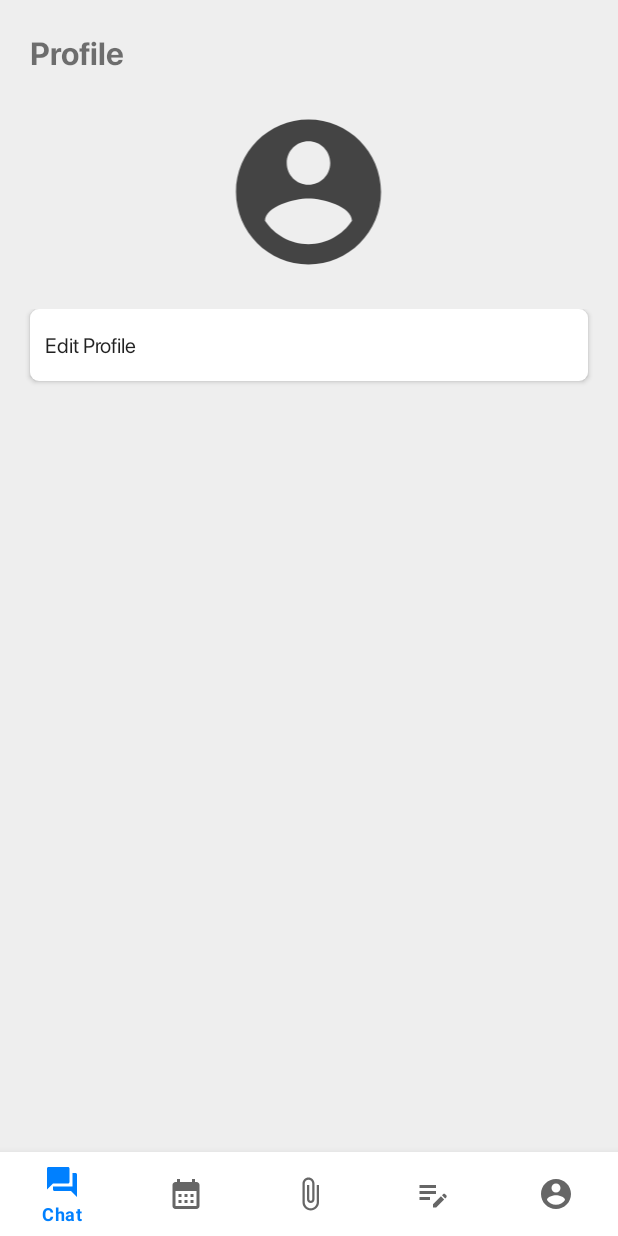
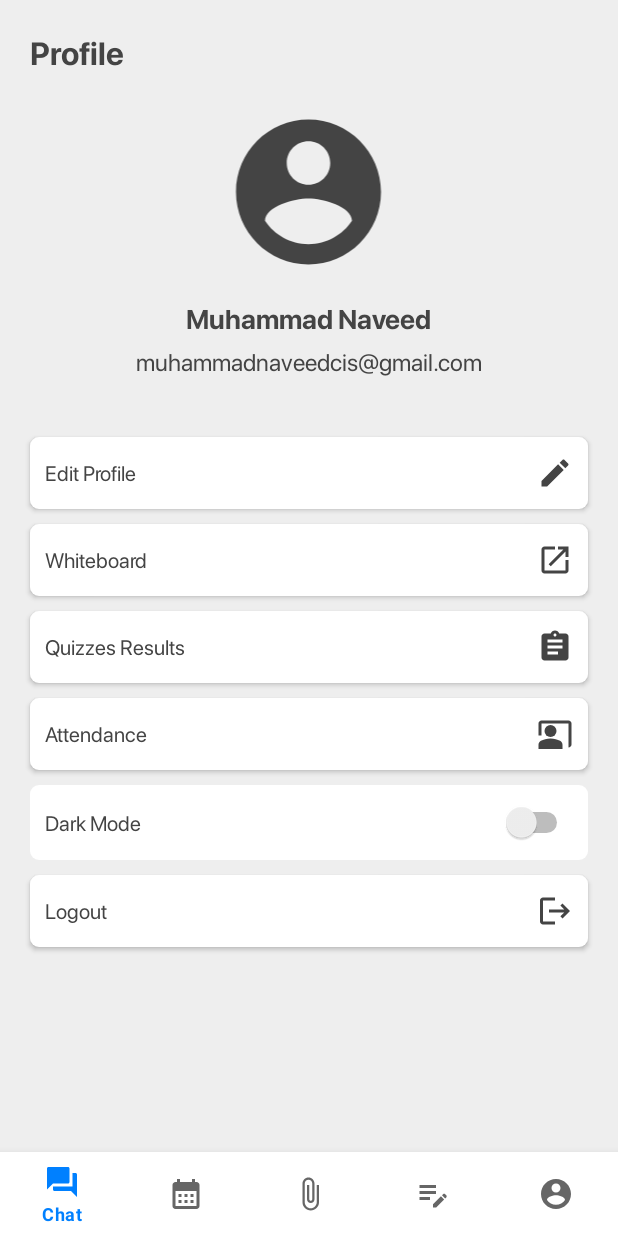
Before and after one commit to uxlabspk/Cloud-Meeting, an Android app: the fragment ProfileFragment placed in its activity, on a phone screen of 412 x 824 dp. Run offline under Robolectric (Android 15) with nearby library versions, the light colour scheme and no system bars.

Commit message:
Adding dark mode support and fragments.

```diff
--- a/app/src/main/java/io/github/uxlabspk/cloudmeeting/Login.java
+++ b/app/src/main/java/io/github/uxlabspk/cloudmeeting/Login.java
@@ -58,7 +58,7 @@ public class Login extends AppCompatActivity {
             EditText userName = (EditText) findViewById( R.id.signin_user_email);
             EditText userPassword = (EditText) findViewById(R.id.signin_user_password);
 
-            if (userName.getText().toString().equals("naveed@uxlabspk.io") && userPassword.getText().toString().equals("test"))
+            if (userName.getText().toString().equals("muhammadnaveedcis@gmail.com") && userPassword.getText().toString().equals("test"))
             {
                 Toast.makeText(this, "Test login granted!", Toast.LENGTH_LONG).show();
                 Intent i = new Intent(Login.this, MainActivity.class);
--- a/app/src/main/java/io/github/uxlabspk/cloudmeeting/MainActivity.java
+++ b/app/src/main/java/io/github/uxlabspk/cloudmeeting/MainActivity.java
@@ -36,6 +36,7 @@ public class MainActivity extends AppCompatActivity {
         fragmentTransaction = getSupportFragmentManager().beginTransaction();
         fragmentTransaction.replace(R.id.fragment_container, new ChatFragment());
         fragmentTransaction.commit();
+
 
         bottomNavigationView.setOnNavigationItemSelectedListener(
                 item -> {
--- /dev/null
+++ b/app/src/main/res/drawable/ic_attendance.xml
@@ -0,0 +1,7 @@
+<vector android:height="24dp" android:tint="#444444"
+    android:viewportHeight="24" android:viewportWidth="24"
+    android:width="24dp" xmlns:android="http://schemas.android.com/apk/res/android">
+    <path android:fillColor="@android:color/white" android:pathData="M21,3H3C1.9,3 1,3.9 1,5v8h2V5h18v16c1.1,0 2,-0.9 2,-2V5C23,3.9 22.1,3 21,3z"/>
+    <path android:fillColor="@android:color/white" android:pathData="M9,10m-4,0a4,4 0,1 1,8 0a4,4 0,1 1,-8 0"/>
+    <path android:fillColor="@android:color/white" android:pathData="M15.39,16.56C13.71,15.7 11.53,15 9,15c-2.53,0 -4.71,0.7 -6.39,1.56C1.61,17.07 1,18.1 1,19.22V22h16v-2.78C17,18.1 16.39,17.07 15.39,16.56z"/>
+</vector>
--- /dev/null
+++ b/app/src/main/res/drawable/ic_board.xml
@@ -0,0 +1,5 @@
+<vector android:autoMirrored="true" android:height="24dp"
+    android:tint="#444444" android:viewportHeight="24"
+    android:viewportWidth="24" android:width="24dp" xmlns:android="http://schemas.android.com/apk/res/android">
+    <path android:fillColor="@android:color/white" android:pathData="M19,19H5V5h7V3H5c-1.11,0 -2,0.9 -2,2v14c0,1.1 0.89,2 2,2h14c1.1,0 2,-0.9 2,-2v-7h-2v7zM14,3v2h3.59l-9.83,9.83 1.41,1.41L19,6.41V10h2V3h-7z"/>
+</vector>
--- /dev/null
+++ b/app/src/main/res/drawable/ic_dark_mode.xml
@@ -0,0 +1,5 @@
+<vector android:height="24dp" android:tint="#444444"
+    android:viewportHeight="24" android:viewportWidth="24"
+    android:width="24dp" xmlns:android="http://schemas.android.com/apk/res/android">
+    <path android:fillColor="@android:color/white" android:pathData="M12,3c-4.97,0 -9,4.03 -9,9s4.03,9 9,9s9,-4.03 9,-9c0,-0.46 -0.04,-0.92 -0.1,-1.36c-0.98,1.37 -2.58,2.26 -4.4,2.26c-2.98,0 -5.4,-2.42 -5.4,-5.4c0,-1.81 0.89,-3.42 2.26,-4.4C12.92,3.04 12.46,3 12,3L12,3z"/>
+</vector>
--- /dev/null
+++ b/app/src/main/res/drawable/ic_edit.xml
@@ -0,0 +1,5 @@
+<vector android:height="24dp" android:tint="#444444"
+    android:viewportHeight="24" android:viewportWidth="24"
+    android:width="24dp" xmlns:android="http://schemas.android.com/apk/res/android">
+    <path android:fillColor="@android:color/white" android:pathData="M3,17.25V21h3.75L17.81,9.94l-3.75,-3.75L3,17.25zM20.71,7.04c0.39,-0.39 0.39,-1.02 0,-1.41l-2.34,-2.34c-0.39,-0.39 -1.02,-0.39 -1.41,0l-1.83,1.83 3.75,3.75 1.83,-1.83z"/>
+</vector>
--- /dev/null
+++ b/app/src/main/res/drawable/ic_logout.xml
@@ -0,0 +1,5 @@
+<vector android:autoMirrored="true" android:height="24dp"
+    android:tint="#444444" android:viewportHeight="24"
+    android:viewportWidth="24" android:width="24dp" xmlns:android="http://schemas.android.com/apk/res/android">
+    <path android:fillColor="@android:color/white" android:pathData="M17,7l-1.41,1.41L18.17,11H8v2h10.17l-2.58,2.58L17,17l5,-5zM4,5h8V3H4c-1.1,0 -2,0.9 -2,2v14c0,1.1 0.9,2 2,2h8v-2H4V5z"/>
+</vector>
--- /dev/null
+++ b/app/src/main/res/drawable/ic_results.xml
@@ -0,0 +1,5 @@
+<vector android:autoMirrored="true" android:height="24dp"
+    android:tint="#444444" android:viewportHeight="24"
+    android:viewportWidth="24" android:width="24dp" xmlns:android="http://schemas.android.com/apk/res/android">
+    <path android:fillColor="@android:color/white" android:pathData="M19,3h-4.18C14.4,1.84 13.3,1 12,1c-1.3,0 -2.4,0.84 -2.82,2L5,3c-1.1,0 -2,0.9 -2,2v14c0,1.1 0.9,2 2,2h14c1.1,0 2,-0.9 2,-2L21,5c0,-1.1 -0.9,-2 -2,-2zM12,3c0.55,0 1,0.45 1,1s-0.45,1 -1,1 -1,-0.45 -1,-1 0.45,-1 1,-1zM14,17L7,17v-2h7v2zM17,13L7,13v-2h10v2zM17,9L7,9L7,7h10v2z"/>
+</vector>
--- a/app/src/main/res/layout/fragment_profile.xml
+++ b/app/src/main/res/layout/fragment_profile.xml
@@ -11,6 +11,7 @@
         android:text="@string/profile"
         android:textSize="21sp"
         android:fontFamily="@font/sfbold"
+        android:textColor="@color/txt_color"
         android:layout_marginTop="20dp"
         android:layout_marginStart="20dp"
         />
@@ -26,22 +27,134 @@
 
     <LinearLayout
         android:layout_width="match_parent"
-        android:layout_height="197dp"
+        android:layout_height="match_parent"
         android:layout_below="@+id/user_profile_pic"
-        android:layout_marginTop="20dp"
+        android:layout_marginTop="14dp"
+        android:paddingBottom="10dp"
         android:orientation="vertical" >
+
+        <TextView
+            android:id="@+id/userName"
+            android:layout_width="wrap_content"
+            android:layout_height="wrap_content"
+            android:text="Muhammad Naveed"
+            android:textColor="@color/txt_color"
+            android:fontFamily="@font/sfbold"
+            android:layout_gravity="center"
+            android:textSize="18sp"
+            />
+
+        <TextView
+            android:id="@+id/userEmail"
+            android:layout_width="wrap_content"
+            android:layout_height="wrap_content"
+            android:text="muhammadnaveedcis@gmail.com"
+            android:textColor="@color/txt_color"
+            android:fontFamily="@font/sfregular"
+            android:layout_gravity="center"
+            android:textSize="16sp"
+            android:layout_marginTop="5dp"
+            />
 
         <android.widget.Button
             android:layout_width="match_parent"
             android:layout_height="wrap_content"
             android:text="Edit Profile"
+            android:textColor="@color/input_txt_color"
             android:textAllCaps="false"
             android:layout_marginStart="20dp"
             android:layout_marginEnd="20dp"
             android:background="@drawable/btn_meetings"
             android:fontFamily="@font/sfregular"
             android:paddingStart="10dp"
+            android:paddingEnd="10dp"
             android:textAlignment="textStart"
+            android:layout_marginTop="40dp"
+            android:drawableEnd="@drawable/ic_edit"
+            />
+
+        <android.widget.Button
+            android:layout_width="match_parent"
+            android:layout_height="wrap_content"
+            android:text="Whiteboard"
+            android:textColor="@color/input_txt_color"
+            android:textAllCaps="false"
+            android:layout_marginStart="20dp"
+            android:layout_marginEnd="20dp"
+            android:background="@drawable/btn_meetings"
+            android:fontFamily="@font/sfregular"
+            android:paddingStart="10dp"
+            android:paddingEnd="10dp"
+            android:textAlignment="textStart"
+            android:layout_marginTop="10dp"
+            android:drawableEnd="@drawable/ic_board"
+            />
+
+        <android.widget.Button
+            android:layout_width="match_parent"
+            android:layout_height="wrap_content"
+            android:text="Quizzes Results"
+            android:textColor="@color/input_txt_color"
+            android:textAllCaps="false"
+            android:layout_marginStart="20dp"
+            android:layout_marginEnd="20dp"
+            android:background="@drawable/btn_meetings"
+            android:fontFamily="@font/sfregular"
+            android:paddingStart="10dp"
+            android:paddingEnd="10dp"
+            android:textAlignment="textStart"
+            android:layout_marginTop="10dp"
+            android:drawableEnd="@drawable/ic_results"
+            />
+
+        <android.widget.Button
+            android:layout_width="match_parent"
+            android:layout_height="wrap_content"
+            android:text="Attendance"
+            android:textColor="@color/input_txt_color"
+            android:textAllCaps="false"
+            android:layout_marginStart="20dp"
+            android:layout_marginEnd="20dp"
+            android:background="@drawable/btn_meetings"
+            android:fontFamily="@font/sfregular"
+            android:paddingStart="10dp"
+            android:paddingEnd="10dp"
+            android:textAlignment="textStart"
+            android:layout_marginTop="10dp"
+            android:drawableEnd="@drawable/ic_attendance"
+            />
+
+        <android.widget.Switch
+            android:layout_width="match_parent"
+            android:layout_height="50dp"
+            android:text="Dark Mode"
+            android:textColor="@color/input_txt_color"
+            android:textAllCaps="false"
+            android:layout_marginStart="20dp"
+            android:layout_marginEnd="20dp"
+            android:background="@drawable/btn_meetings"
+            android:fontFamily="@font/sfregular"
+            android:paddingStart="10dp"
+            android:paddingEnd="10dp"
+            android:textAlignment="textStart"
+            android:layout_marginTop="10dp"
+            />
+
+        <android.widget.Button
+            android:layout_width="match_parent"
+            android:layout_height="wrap_content"
+            android:text="Logout"
+            android:textColor="@color/input_txt_color"
+            android:textAllCaps="false"
+            android:layout_marginStart="20dp"
+            android:layout_marginEnd="20dp"
+            android:background="@drawable/btn_meetings"
+            android:fontFamily="@font/sfregular"
+            android:paddingStart="10dp"
+            android:paddingEnd="10dp"
+            android:textAlignment="textStart"
+            android:layout_marginTop="10dp"
+            android:drawableEnd="@drawable/ic_logout"
             />
 
     </LinearLayout>
```
